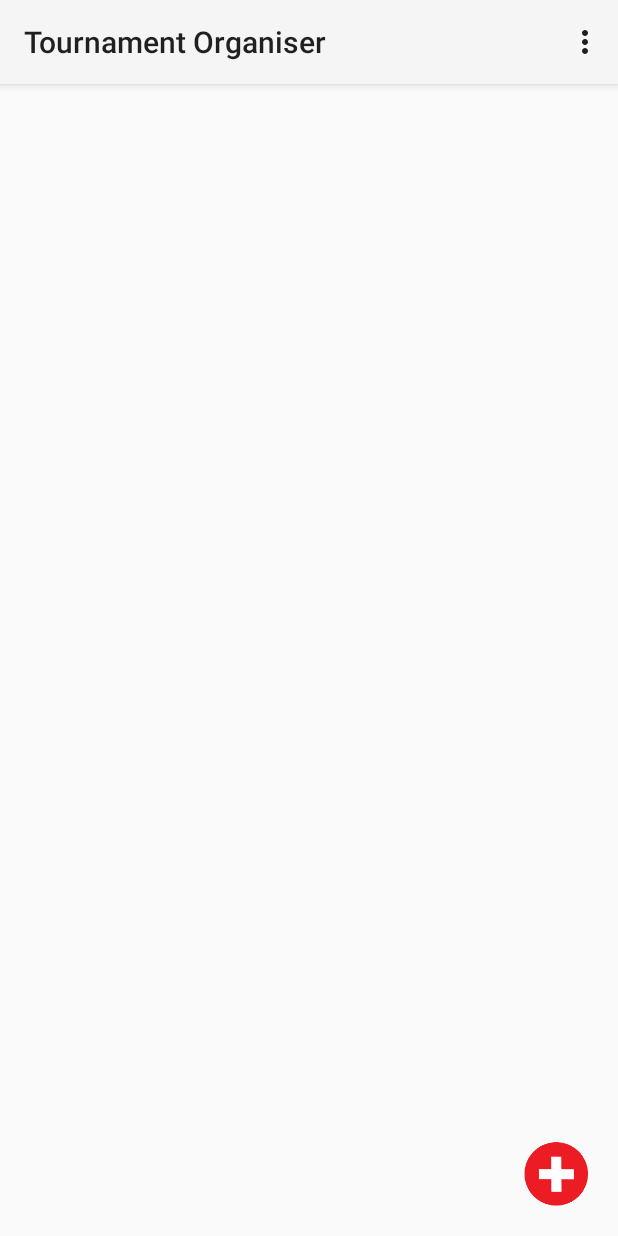
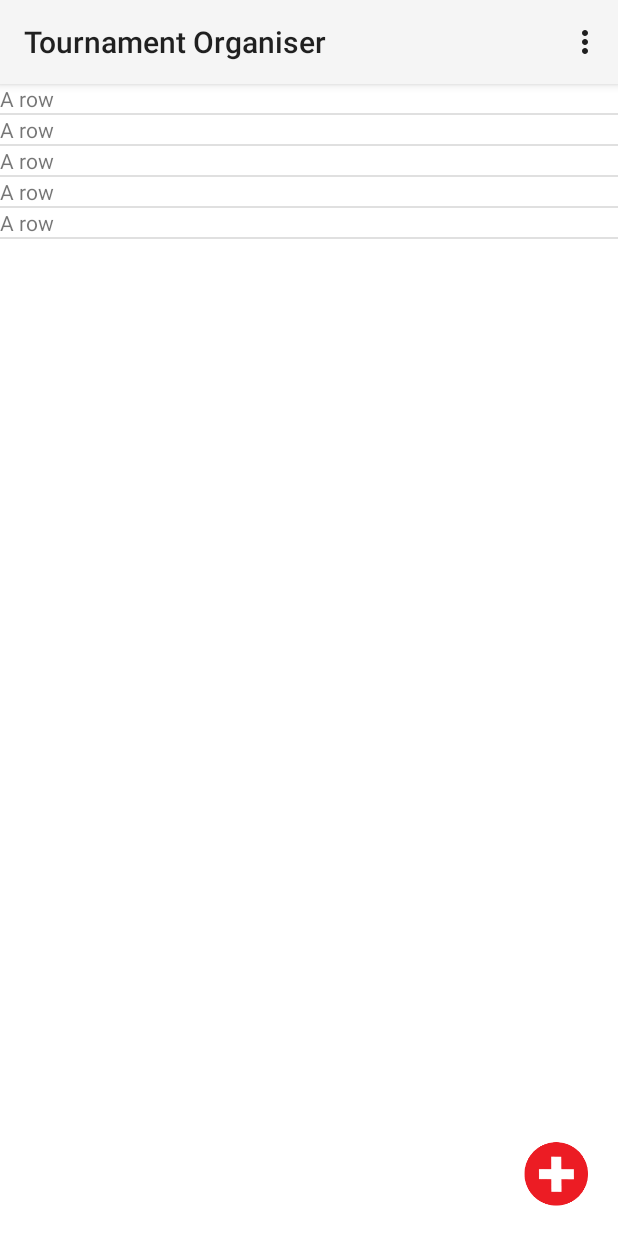
Before and after one commit to Phyrik/AndroidTournamentOrganiser, an Android app: the screen it shows after launch (MainActivity), on a phone screen of 412 x 824 dp. Run offline under Robolectric (Android 15) with nearby library versions, the light colour scheme and no system bars.

Commit message:
Started work on ListView on the homepage

```diff
--- a/app/src/main/java/com/example/buchanan/tournamentorganiser/MainActivity.kt
+++ b/app/src/main/java/com/example/buchanan/tournamentorganiser/MainActivity.kt
@@ -1,11 +1,17 @@
 package com.example.buchanan.tournamentorganiser
 
+import android.content.Context
 import android.content.Intent
 import android.support.v7.app.AppCompatActivity
 import android.os.Bundle
 import android.view.Menu
 import android.view.MenuItem
+import android.view.View
+import android.view.ViewGroup
+import android.widget.BaseAdapter
 import android.widget.Button
+import android.widget.ListView
+import android.widget.TextView
 
 class MainActivity : AppCompatActivity() {
 
@@ -20,6 +26,9 @@ class MainActivity : AppCompatActivity() {
             val intent = Intent(this, NewTournamentPart1::class.java)
             startActivity(intent)
         }
+
+        val tournamentListView = findViewById<ListView>(R.id.tournamentList)
+        tournamentListView.adapter = TournamentListViewAdapter(this)
     }
 
     override fun onCreateOptionsMenu(menu: Menu): Boolean {
@@ -39,4 +48,33 @@ class MainActivity : AppCompatActivity() {
             super.onOptionsItemSelected(item)
         }
     }
+
+    private class TournamentListViewAdapter(context: Context) : BaseAdapter() {
+
+        private val mContext: Context
+
+        init {
+            mContext = context
+        }
+
+        //responsible for number of rows in list
+        override fun getCount(): Int {
+            return 5
+        }
+
+        override fun getItemId(position: Int): Long {
+            return position.toLong()
+        }
+
+        override fun getItem(position: Int): Any {
+            return "TEST STRING"
+        }
+
+        //renders each row
+        override fun getView(position: Int, convertView: View?, viewGroup: ViewGroup?): View {
+            val textView = TextView(mContext)
+            textView.text = "A row"
+            return textView
+        }
+    }
 }
--- a/app/src/main/res/layout/activity_main.xml
+++ b/app/src/main/res/layout/activity_main.xml
@@ -23,4 +23,17 @@
             app:layout_constraintBottom_toBottomOf="parent" android:layout_marginBottom="16dp"
             app:layout_constraintEnd_toEndOf="parent" android:layout_marginEnd="16dp"
     />
+
+    <ListView
+        android:id="@+id/tournamentList"
+        android:layout_width="match_parent"
+        android:layout_height="match_parent"
+        android:layout_marginTop="?attr/actionBarSize"
+        android:background="#FFFFFF"
+        app:layout_constraintEnd_toEndOf="parent"
+        app:layout_constraintStart_toStartOf="parent"
+        app:layout_constraintTop_toBottomOf="@+id/my_toolbar">
+
+
+    </ListView>
 </android.support.constraint.ConstraintLayout>
```
Also changed, not shown: app/src/main/java/com/example/buchanan/tournamentorganiser/ViewTournament.kt (+8 -0 lines), app/src/main/res/drawable/ic_arrow_back_black_24dp.xml (added, +9 -0 lines), app/src/main/res/layout/activity_view_tournament.xml (+7 -0 lines).
